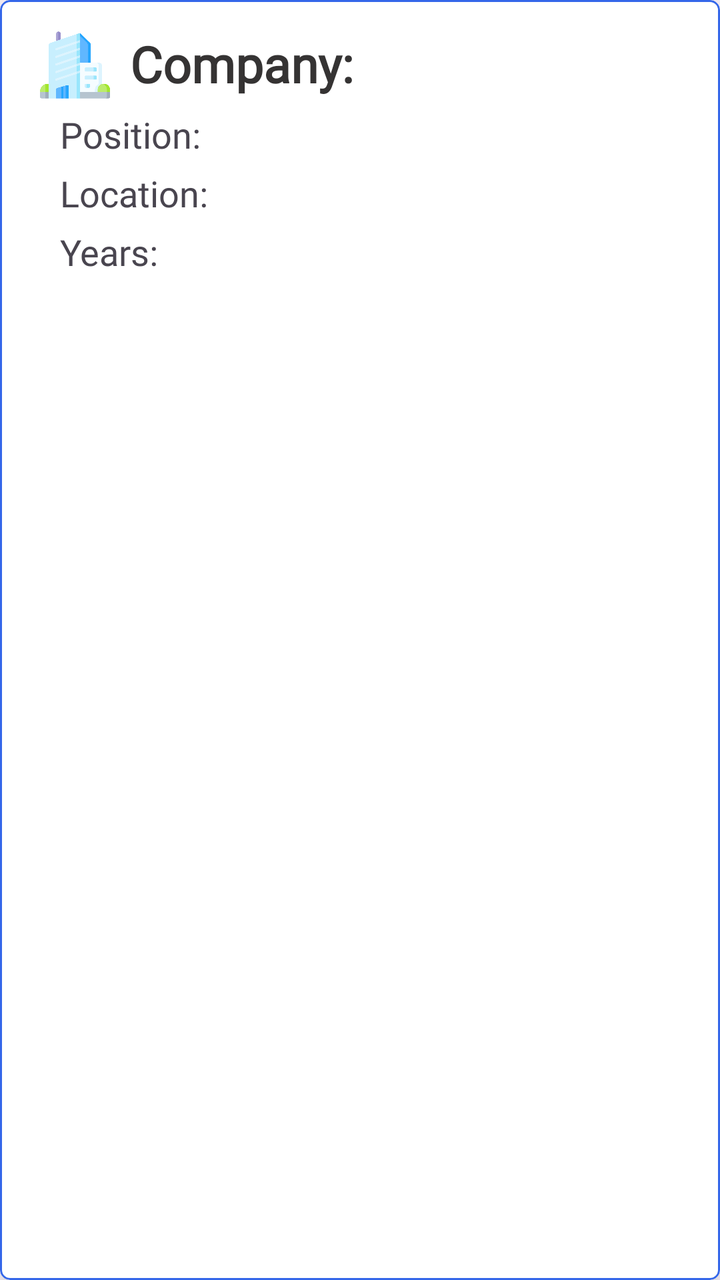
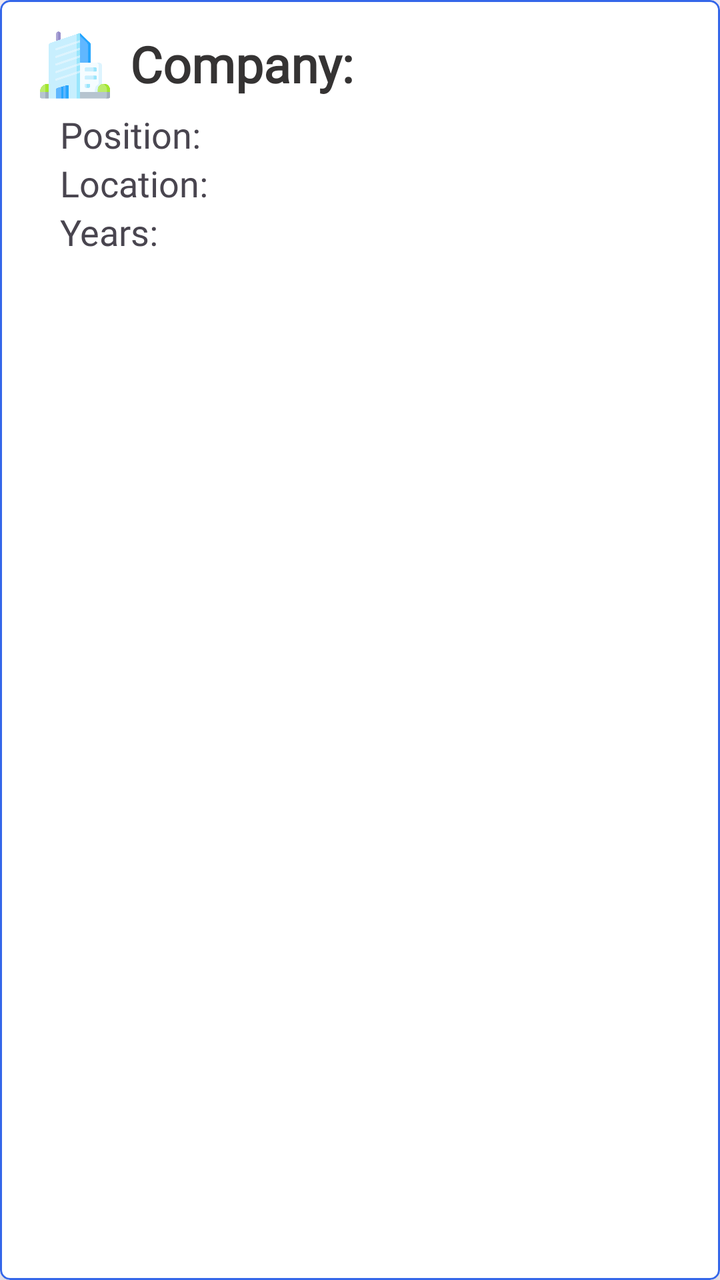

Compare the two renders of this Android layout. The source of the first and the diff that turns it into the second are given below.
<!-- AndroidManifest.xml: application theme Theme.FutureFit -->
<!-- res/layout/experience_item.xml -->
<?xml version="1.0" encoding="utf-8"?>
<com.google.android.material.card.MaterialCardView xmlns:android="http://schemas.android.com/apk/res/android"
    android:layout_width="match_parent"
    android:layout_height="wrap_content"
    xmlns:app="http://schemas.android.com/apk/res-auto"
    android:layout_margin="12dp"
    app:cardCornerRadius="5dp"
    android:layout_marginHorizontal="5dp"
    app:cardElevation="10dp"
    app:strokeWidth="1dp"
    app:strokeColor="@color/Sky"
    android:backgroundTint="@color/white">

    <LinearLayout
        android:layout_width="match_parent"
        android:layout_height="wrap_content"
        android:orientation="vertical"
        android:padding="10dp">
        
        <LinearLayout
            android:layout_width="match_parent"
            android:layout_height="wrap_content"
            android:layout_marginTop="5dp"
            android:orientation="horizontal">

            <ImageView
                android:layout_width="35dp"
                android:layout_height="35dp"
                android:layout_gravity="center"
                android:layout_marginLeft="10dp"
                android:src="@drawable/company"/>

        <TextView
            android:id="@+id/companyNameTV"
            android:layout_width="wrap_content"
            android:layout_height="wrap_content"
            android:text="Company:"
            android:layout_weight="1"
            android:layout_marginLeft="10dp"
            android:textColor="@color/textcolor"
            android:fontFamily="@font/monda"
            android:textStyle="bold"
            android:textSize="25sp" />
        </LinearLayout>

        <TextView
            android:id="@+id/jobTitleTV"
            android:layout_width="wrap_content"
            android:layout_height="wrap_content"
            android:text="Position:"
            android:layout_marginLeft="20dp"
            android:layout_marginTop="5dp"
            android:fontFamily="@font/monda"
            android:textSize="18sp" />

        <TextView
            android:id="@+id/locationTV"
            android:layout_width="wrap_content"
            android:layout_height="wrap_content"
            android:text="Location:"
            android:layout_marginLeft="20dp"
            android:layout_marginTop="5dp"
            android:fontFamily="@font/monda"
            android:textSize="18sp" />

        <TextView
            android:id="@+id/yearsTV"
            android:layout_marginLeft="20dp"
            android:layout_marginTop="5dp"
            android:fontFamily="@font/monda"
            android:layout_width="wrap_content"
            android:layout_height="wrap_content"
            android:text="Years:"
            android:textSize="18sp" />
    </LinearLayout>
</com.google.android.material.card.MaterialCardView>
<!-- resources referenced by this layout -->
<resources>
  <color name="Sky">#3567E9</color>
  <color name="textcolor">#353333</color>
  <color name="white">#FFFFFFFF</color>
  <!-- drawable company: png bitmap (drawable, 18577 bytes) -->
  <style name="Theme.FutureFit" parent="Base.Theme.FutureFit" />
  <style name="Base.Theme.FutureFit" parent="Theme.Material3.DayNight.NoActionBar">
          
          
      </style>
</resources>

<!-- the commit's change to res/layout/experience_item.xml (unified diff, before → after) -->
@@ -16,7 +16,7 @@
         android:layout_height="wrap_content"
         android:orientation="vertical"
         android:padding="10dp">
-        
+
         <LinearLayout
             android:layout_width="match_parent"
             android:layout_height="wrap_content"
@@ -59,14 +59,13 @@
             android:layout_height="wrap_content"
             android:text="Location:"
             android:layout_marginLeft="20dp"
-            android:layout_marginTop="5dp"
             android:fontFamily="@font/monda"
             android:textSize="18sp" />
 
         <TextView
             android:id="@+id/yearsTV"
             android:layout_marginLeft="20dp"
-            android:layout_marginTop="5dp"
+
             android:fontFamily="@font/monda"
             android:layout_width="wrap_content"
             android:layout_height="wrap_content"
